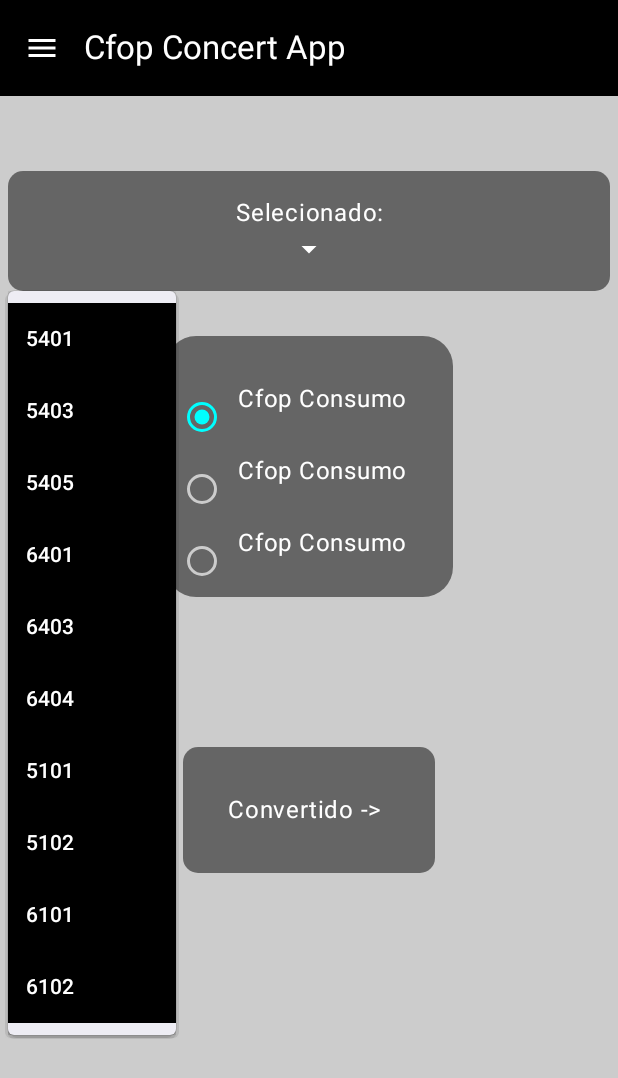
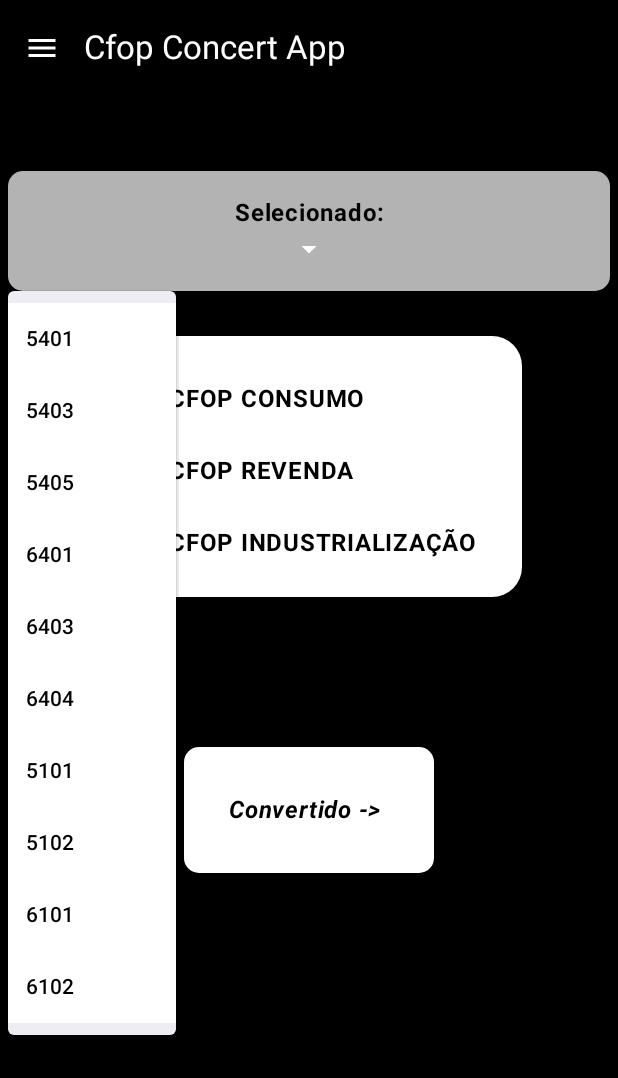
Before and after one commit to TalesPalma/Cfop-Convert-Mobile, an Android app built with Jetpack Compose: the screen it shows after launch (MainActivity), after a tap on "Selecionado:", on a phone screen of 412 x 824 dp. Shown: the top 1078 px of the screen. Run offline under Robolectric (Android 15) with nearby library versions, the phone set to English and light mode, and no system bars; our stand-ins replace Dagger/Hilt's generated code, Room's generated code.

Commit message:
Colors and name CFOP att

```diff
--- a/app/src/main/java/com/talespalma/cfopconvertmobile/ui/components/DropBoxList.kt
+++ b/app/src/main/java/com/talespalma/cfopconvertmobile/ui/components/DropBoxList.kt
@@ -19,6 +19,7 @@ import androidx.compose.ui.Alignment
 import androidx.compose.ui.Modifier
 import androidx.compose.ui.draw.clip
 import androidx.compose.ui.graphics.Color
+import androidx.compose.ui.text.font.FontWeight
 import androidx.compose.ui.text.style.TextAlign
 import androidx.compose.ui.tooling.preview.Preview
 import androidx.compose.ui.unit.dp
@@ -39,15 +40,16 @@ fun DropBoxList(
                 .clip(RoundedCornerShape(10.dp))
                 .fillMaxWidth()
                 .clickable { homeViewModel.updateExpanded(true) }
-                .background(color = Color(color = 0).copy(alpha = 0.5f))
+                .background(color = Color(0xFF, 0xFF, 0xFF).copy(alpha = 0.7f))
                 .padding(16.dp),
         ) {
             Column {
                 Text(
                     text = "Selecionado:${uiState.cfopSelected}",
-                    color = Color.White,
+                    color = Color.Black,
                     textAlign = TextAlign.Center,
-                    modifier = modifier.fillMaxWidth()
+                    modifier = modifier.fillMaxWidth(),
+                    fontWeight = FontWeight.Bold
                 )
                 Icon(
                     imageVector = Icons.Default.ArrowDropDown,
@@ -64,8 +66,8 @@ fun DropBoxList(
             onDismissRequest = { homeViewModel.updateExpanded(false) }) {
             uiState.cfops.forEach { cfop ->
                 DropdownMenuItem(
-                    modifier = Modifier.background(Color.Black),
-                    text = { Text(text = cfop.code, color = Color.White) },
+                    modifier = Modifier.background(Color.White),
+                    text = { Text(text = cfop.code, color = Color.Black) },
                     onClick = {
                         homeViewModel.updateCfopSelected(cfop.code)
                         homeViewModel.updateCfopConvetido(cfop.covertindCode)
--- a/app/src/main/java/com/talespalma/cfopconvertmobile/ui/components/RadioButtons.kt
+++ b/app/src/main/java/com/talespalma/cfopconvertmobile/ui/components/RadioButtons.kt
@@ -15,6 +15,7 @@ import androidx.compose.ui.Alignment
 import androidx.compose.ui.Modifier
 import androidx.compose.ui.draw.clip
 import androidx.compose.ui.graphics.Color
+import androidx.compose.ui.text.font.FontWeight
 import androidx.compose.ui.tooling.preview.Preview
 import androidx.compose.ui.unit.dp
 import com.talespalma.cfopconvertmobile.ui.home.HomeScreenState
@@ -28,7 +29,7 @@ fun RadioButtons(
     homeViewModel: HomeViewModel
 ) {
     val radioColors = RadioButtonColors(
-        selectedColor = Color.Cyan,
+        selectedColor = Color.Black,
         unselectedColor = Color.LightGray,
         disabledSelectedColor = Color.White,
         disabledUnselectedColor = Color.White
@@ -36,7 +37,7 @@ fun RadioButtons(
 
     Column(
         modifier = modifier.clip(shape = RoundedCornerShape(20.dp))
-            .background(color = Color(0xFF000000).copy(alpha = 0.5F))
+            .background(color = Color(0xFF, 0xFF, 0xFF).copy(alpha = 1.0F))
             .padding(top = 30.dp, end = 30.dp)
             .wrapContentSize(Alignment.Center)
     ) {
@@ -46,7 +47,7 @@ fun RadioButtons(
                 selected = (uiState.categorySelected == 1),
                 colors = radioColors
             )
-            Text("Cfop Consumo", color = Color.White)
+            Text("CFOP CONSUMO", color = Color.Black,fontWeight = FontWeight.Bold)
         }
         Row {
             androidx.compose.material3.RadioButton(
@@ -54,7 +55,7 @@ fun RadioButtons(
                 selected = (uiState.categorySelected == 2),
                 colors = radioColors
             )
-            Text("Cfop Consumo", color = Color.White)
+            Text("CFOP REVENDA", color = Color.Black,fontWeight = FontWeight.Bold)
         }
         Row {
             androidx.compose.material3.RadioButton(
@@ -62,7 +63,7 @@ fun RadioButtons(
                 selected = (uiState.categorySelected == 3),
                 colors = radioColors
             )
-            Text("Cfop Consumo", color = Color.White)
+            Text("CFOP INDUSTRIALIZAÇÃO", color = Color.Black, fontWeight = FontWeight.Bold)
         }
     }
 }
--- a/app/src/main/java/com/talespalma/cfopconvertmobile/ui/components/SideMenu.kt
+++ b/app/src/main/java/com/talespalma/cfopconvertmobile/ui/components/SideMenu.kt
@@ -34,7 +34,7 @@ fun SideMenuNavigation(modifier: Modifier = Modifier, navHostController: NavCont
         modifier = modifier
     ){
         NavigationRail(
-            containerColor = Color(0xFF000000).copy(alpha = 0.7F),
+            containerColor = Color( 0xFF, 0xFF, 0xFF).copy(alpha = 0.7F),
             modifier = Modifier.clip(RoundedCornerShape(20.dp))
         ){
             pages.forEachIndexed { index, item ->
--- a/app/src/main/java/com/talespalma/cfopconvertmobile/ui/home/HomeScreen.kt
+++ b/app/src/main/java/com/talespalma/cfopconvertmobile/ui/home/HomeScreen.kt
@@ -1,15 +1,11 @@
 package com.talespalma.cfopconvertmobile.ui.home
 
 import androidx.compose.foundation.background
-import androidx.compose.foundation.layout.Box
 import androidx.compose.foundation.layout.Column
 import androidx.compose.foundation.layout.Spacer
 import androidx.compose.foundation.layout.fillMaxSize
-import androidx.compose.foundation.layout.fillMaxWidth
 import androidx.compose.foundation.layout.height
 import androidx.compose.foundation.layout.padding
-import androidx.compose.foundation.layout.wrapContentHeight
-import androidx.compose.foundation.layout.wrapContentSize
 import androidx.compose.foundation.layout.wrapContentWidth
 import androidx.compose.foundation.shape.RoundedCornerShape
 import androidx.compose.material3.Text
@@ -21,14 +17,15 @@ import androidx.compose.ui.Alignment
 import androidx.compose.ui.Modifier
 import androidx.compose.ui.draw.clip
 import androidx.compose.ui.graphics.Color
+import androidx.compose.ui.text.font.FontStyle
+import androidx.compose.ui.text.font.FontWeight
+import androidx.compose.ui.text.style.TextDecoration
 import androidx.compose.ui.tooling.preview.Preview
 import androidx.compose.ui.unit.dp
 import androidx.compose.ui.unit.sp
 import androidx.hilt.navigation.compose.hiltViewModel
 import com.talespalma.cfopconvertmobile.ui.components.DropBoxList
 import com.talespalma.cfopconvertmobile.ui.components.RadioButtons
-import com.talespalma.cfopconvertmobile.ui.theme.CfopConvertMobileTheme
-import org.intellij.lang.annotations.JdkConstants.HorizontalAlignment
 
 @Composable
 fun Home(
@@ -38,14 +35,14 @@ fun Home(
     val uiState by homeViewModel.uiState.collectAsState()
     Column(
         modifier = modifier
-            .background(Color.LightGray)
+            .background(Color.Black)
             .fillMaxSize()
             .wrapContentWidth(align = Alignment.CenterHorizontally),
         horizontalAlignment = Alignment.CenterHorizontally
     ) {
 
-                DropBoxList(homeViewModel = homeViewModel, uiState = uiState)
-                RadioButtons(homeViewModel = homeViewModel, uiState = uiState, modifier = Modifier)
+        DropBoxList(homeViewModel = homeViewModel, uiState = uiState)
+        RadioButtons(homeViewModel = homeViewModel, uiState = uiState, modifier = Modifier)
         LaunchedEffect(uiState.categorySelected) {
             homeViewModel.selectDataBase()
         }
@@ -54,11 +51,13 @@ fun Home(
         Text(
             modifier = Modifier
                 .clip(RoundedCornerShape(10.dp))
-                .background(Color(0).copy(0.5F))
+                .background(Color(0xFF, 0xFF, 0xFF).copy(1.0F))
                 .padding(30.dp),
             text = "Convertido -> ${uiState.cfopConvetido}",
-            color = Color.White,
-            fontSize = 16.sp
+            color = Color.Black,
+            fontSize = 16.sp,
+            fontWeight = FontWeight.Bold,
+            fontStyle = FontStyle.Italic
         )
     }
 }
@@ -67,5 +66,5 @@ fun Home(
 @Preview(showSystemUi = true)
 @Composable
 private fun HomePreview() {
-        Home()
+    Home()
 }
```
